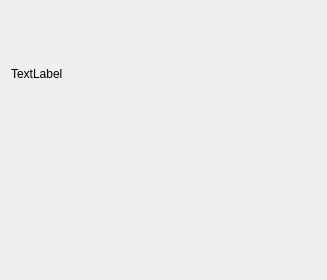
Qt form Client/thermometer.ui (zekiyou/QtDbusDemo) before a commit.
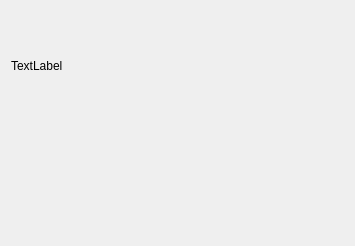
The same form after that commit. Custom widgets are drawn as their Qt base class.

Diff of the .ui file:
```diff
--- a/Client/thermometer.ui
+++ b/Client/thermometer.ui
@@ -6,22 +6,22 @@
    <rect>
     <x>0</x>
     <y>0</y>
-    <width>327</width>
-    <height>280</height>
+    <width>355</width>
+    <height>246</height>
    </rect>
   </property>
   <property name="windowTitle">
    <string>检测结果</string>
   </property>
-  <layout class="QGridLayout" name="gridLayout">
-   <item row="0" column="0">
+  <layout class="QVBoxLayout" name="verticalLayout">
+   <item>
     <widget class="QLabel" name="label">
      <property name="text">
       <string>TextLabel</string>
      </property>
     </widget>
    </item>
-   <item row="1" column="0">
+   <item>
     <widget class="MyThermometer" name="myThermometer"/>
    </item>
   </layout>
```
